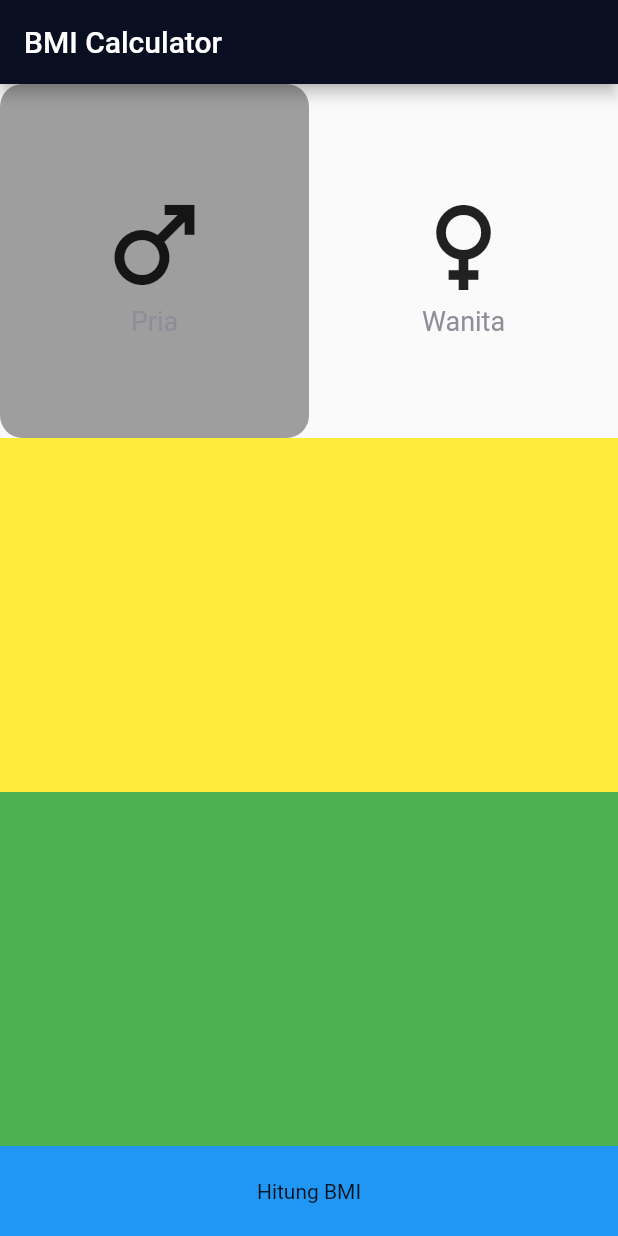
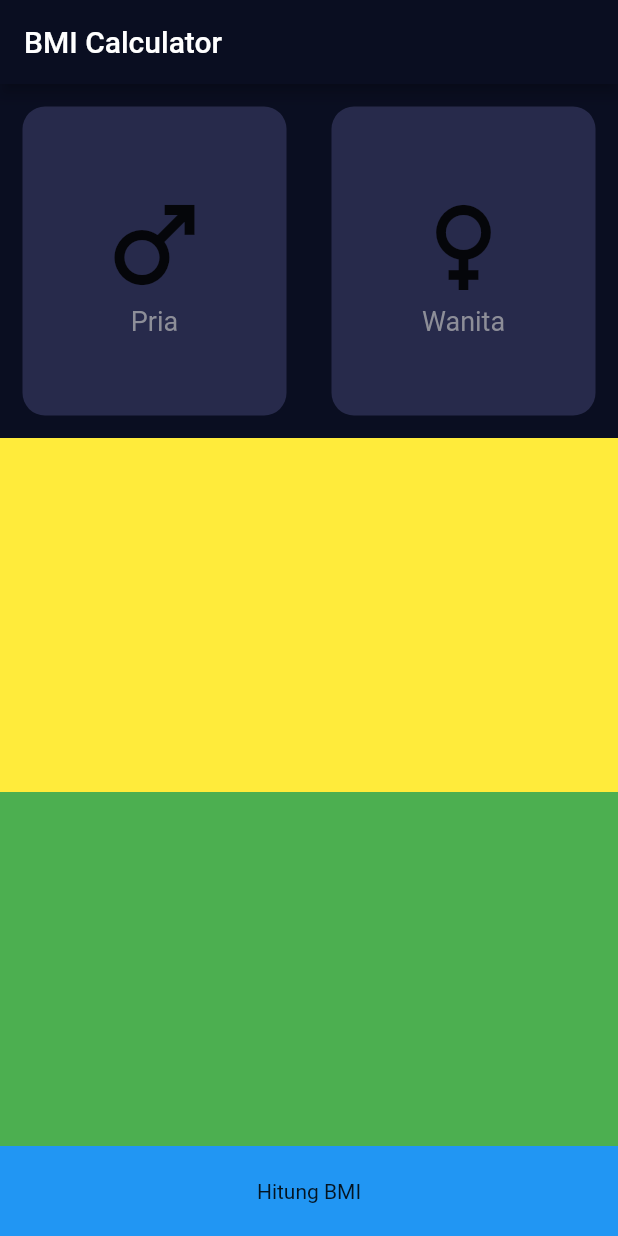
Before and after one commit to ImamHaris/bmiimhar, a Flutter app: the screen it shows after launch, on a phone screen of 412 x 824 dp. Run offline on Flutter 3.47's test engine with Material 2 defaults, Android fonts, the phone set to English and light mode, and no system bars.

Commit message:
widget gender

```diff
--- a/lib/bmi_data_screen.dart
+++ b/lib/bmi_data_screen.dart
@@ -14,6 +14,7 @@ class _BmiDataScreenState extends State<BmiDataScreen> {
   @override
   Widget build(BuildContext context) {
     return Scaffold(
+      backgroundColor: Color(0xff0A0E21),
       appBar: AppBar(
         title: Text("BMI Calculator"),
       ),
@@ -25,8 +26,10 @@ class _BmiDataScreenState extends State<BmiDataScreen> {
                 Expanded(
                   child: Container(
                     decoration: BoxDecoration(
-                        color: Colors.grey,
-                        borderRadius: BorderRadius.circular(15)),
+                      color: Color(0xff272A4B),
+                      borderRadius: BorderRadius.circular(15),
+                    ),
+                    margin: EdgeInsets.all(15),
                     child: Column(
                       mainAxisAlignment: MainAxisAlignment.center,
                       children: const [
@@ -46,6 +49,12 @@ class _BmiDataScreenState extends State<BmiDataScreen> {
                   ),
                 ),
                 Expanded(
+                  child: Container(
+                    decoration: BoxDecoration(
+                      color: Color(0xff272A4B),
+                      borderRadius: BorderRadius.circular(15),
+                    ),
+                    margin: EdgeInsets.all(15),
                     child: Column(
                       mainAxisAlignment: MainAxisAlignment.center,
                       children: const [
@@ -61,6 +70,7 @@ class _BmiDataScreenState extends State<BmiDataScreen> {
                           ),
                         ),
                       ],
+                    ),
                   ),
                 )
               ],
```
Lines whose indentation alone changed are shown as unchanged.
